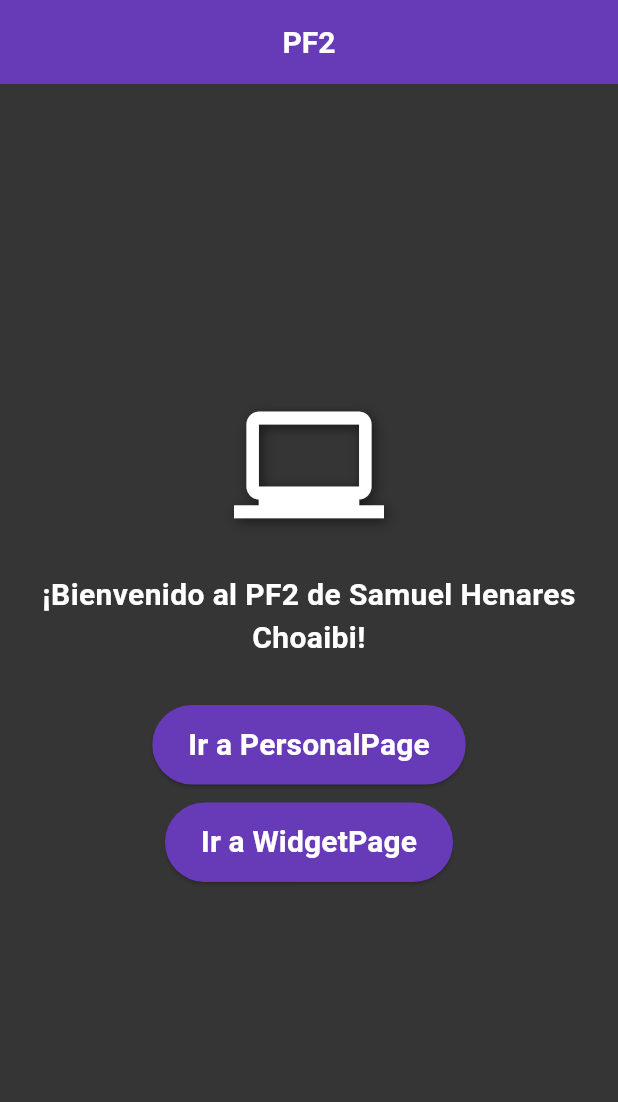
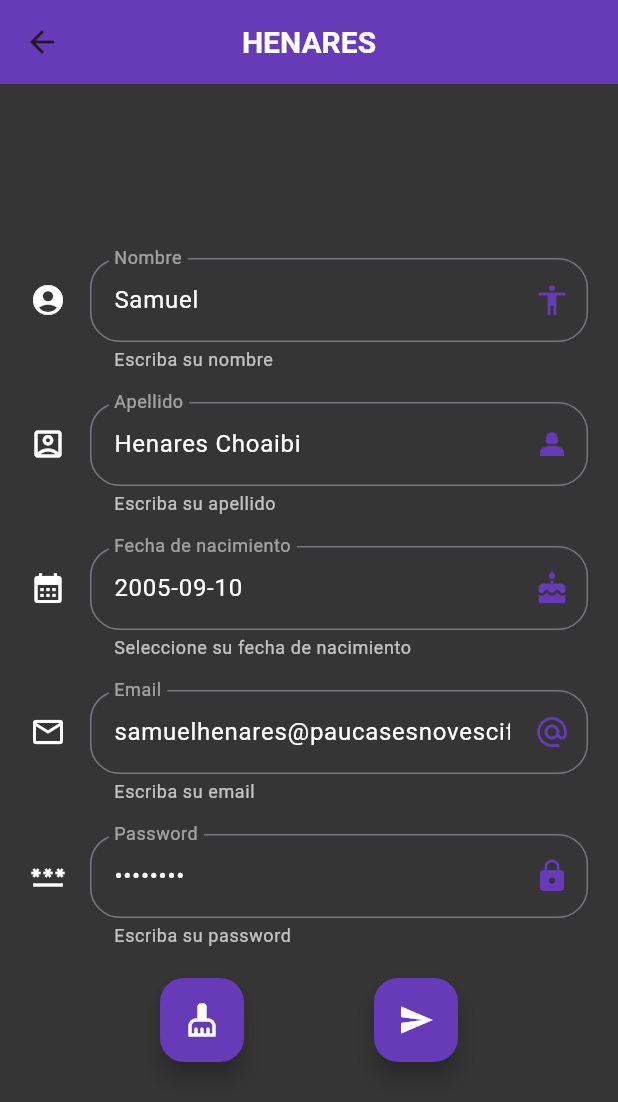
Before and after one commit to SamuelHenaresChoaibi/dmm_pf2, a Flutter app: the screen it shows after launch, after a tap on "Ir a PersonalPage", on a phone screen of 412 x 824 dp. Shown: the top 1102 px of the screen. Run offline on Flutter 3.47's test engine with Material 3 defaults, Android fonts, the phone set to English and light mode, and no system bars.

Commit message:
Clase 'Persona' y clase 'PersonalPage' finalizada. Más adelante se añadirán los comentarios necesarios y si da tiempo, unos extras como animaciones (solo si da tiempo).

```diff
--- a/lib/main.dart
+++ b/lib/main.dart
@@ -1,5 +1,7 @@
 import 'package:flutter/material.dart';
 import 'screens/home_page.dart';
+import 'screens/personal_page.dart';
+import 'routes/routes.dart';
 
 void main() {
   runApp(const PF2());
@@ -12,7 +14,10 @@ class PF2 extends StatelessWidget {
   Widget build(BuildContext context) {
     return MaterialApp(
       debugShowCheckedModeBanner: false,
-      home: HomePage(),
+      routes: {
+        getAppRoutes().keys.first: (context) => HomePage(),
+        getAppRoutes().keys.elementAt(1): (context) => PersonalPage(),
+      },
     );
   }
 }
--- a/lib/models/persona.dart
+++ b/lib/models/persona.dart
@@ -0,0 +1,41 @@
+class Persona {
+  String nombre, apellido, email, password, fechaNacimiento;
+
+  Persona.empty()
+    : nombre = '',
+      apellido = '',
+      email = '',
+      password = '',
+      fechaNacimiento = '';
+
+  Persona(
+    this.nombre,
+    this.apellido,
+    this.fechaNacimiento,
+    this.email,
+    this.password,
+  );
+
+  void setNombre(String nombre) => this.nombre = nombre;
+  void setApellido(String apellido) => this.apellido = apellido;
+  void setFechaNacimiento(String fechaNacimiento) =>
+      this.fechaNacimiento = fechaNacimiento;
+  void setEmail(String email) => this.email = email;
+  void setPassword(String password) => this.password = password;
+
+  String getNombre() => nombre;
+  String getApellido() => apellido;
+  String getFechaNacimiento() => fechaNacimiento;
+  String getEmail() => email;
+  String getPassword() => password;
+
+  @override
+  @override
+  String toString() {
+    return 'Nombre: $getNombre()\n'
+        'Apellido: $getApellido()\n'
+        'Fecha de nacimiento: $getFechaNacimiento()\n'
+        'Email: $getEmail()\n'
+        'Password: $getPassword()\n';
+  }
+}
--- /dev/null
+++ b/lib/routes/routes.dart
@@ -0,0 +1,10 @@
+import 'package:flutter/material.dart';
+import '/screens/home_page.dart';
+import '/screens/personal_page.dart';
+
+Map<String, WidgetBuilder> getAppRoutes() {
+  return {
+    '/': (context) => HomePage(),
+    '/personal': (context) => PersonalPage(),
+  };
+}
--- a/lib/screens/home_page.dart
+++ b/lib/screens/home_page.dart
@@ -1,22 +1,43 @@
+import 'package:dmm_pf2/models/persona.dart';
 import 'package:flutter/material.dart';
 
-class HomePage extends StatelessWidget {
-  HomePage({super.key});
+class HomePage extends StatefulWidget {
+  const HomePage({super.key});
 
+  State<HomePage> createState() => _HomePageState();
+}
+
+class _HomePageState extends State<HomePage> {
   final TextStyle _textStyle = TextStyle(
     fontSize: 20,
     fontWeight: FontWeight.bold,
     color: Colors.white,
   );
+  final Color _screenPrimaryColor = Colors.deepPurple;
+  final Color _backGroundColor = Color.fromARGB(255, 53, 53, 53);
+
+  late Persona _persona;
+
+  @override
+  void initState() {
+    super.initState();
+    DateTime fechaNacimientoPorDefecto = DateTime(2005, 09, 10);
+    _persona = Persona(
+      "Samuel",
+      "Henares Choaibi",
+      '${fechaNacimientoPorDefecto.year}-${fechaNacimientoPorDefecto.month.toString().padLeft(2, '0')}-${fechaNacimientoPorDefecto.day.toString().padLeft(2, '0')}',
+      "samuelhenares@paucasesnovescifp.cat",
+      "1234ABCD",
+    );
+  }
 
   @override
   Widget build(BuildContext context) {
     return Scaffold(
-      backgroundColor: const Color.fromARGB(255, 53, 53, 53),
+      backgroundColor: _backGroundColor,
       appBar: AppBar(
-        title: Text('PF2',
-          style: _textStyle),
-        backgroundColor: Colors.deepPurple,
+        title: Text('PF2', style: _textStyle),
+        backgroundColor: _screenPrimaryColor,
         centerTitle: true,
       ),
       body: Center(
@@ -24,19 +45,8 @@ class HomePage extends StatelessWidget {
           mainAxisSize: MainAxisSize.min,
           mainAxisAlignment: MainAxisAlignment.center,
           children: [
-            const Icon(
-              Icons.laptop_windows,
-              size: 100,
-              color: Colors.white,
-              shadows: [
-                Shadow(
-                  blurRadius: 10.0,
-                  color: Colors.black54,
-                  offset: Offset(2.0, 2.0),
-                ),
-              ],
-            ),
-            const SizedBox(height: 20),
+            _buildFloatingActionButton(context),
+            const SizedBox(height: 100),
             const Text(
               '¡Bienvenido al PF2 de Samuel Henares Choaibi!',
               style: TextStyle(
@@ -50,10 +60,23 @@ class HomePage extends StatelessWidget {
 
             ElevatedButton(
               style: ElevatedButton.styleFrom(
-                backgroundColor: Colors.deepPurple,
-                padding: const EdgeInsets.symmetric(horizontal: 24, vertical: 12),
+                backgroundColor: _screenPrimaryColor,
+                padding: const EdgeInsets.symmetric(
+                  horizontal: 24,
+                  vertical: 12,
+                ),
               ),
-              onPressed: () {
+              onPressed: () async {
+                final result = await Navigator.pushNamed(
+                  context,
+                  '/personal',
+                  arguments: _persona,
+                );
+                if (result != null && result is Persona) {
+                  setState(() {
+                    _persona = result;
+                  });
+                }
               },
               child: Text('Ir a PersonalPage', style: _textStyle),
             ),
@@ -61,15 +84,91 @@ class HomePage extends StatelessWidget {
             const SizedBox(height: 12),
             ElevatedButton(
               style: ElevatedButton.styleFrom(
-                backgroundColor: Colors.deepPurple,
-                padding: const EdgeInsets.symmetric(horizontal: 24, vertical: 12),
+                backgroundColor: _screenPrimaryColor,
+                padding: const EdgeInsets.symmetric(
+                  horizontal: 24,
+                  vertical: 12,
+                ),
               ),
-              onPressed: () {
-              },
+              onPressed: () {},
               child: Text('Ir a WidgetPage', style: _textStyle),
             ),
 
-            const SizedBox(height: 30),
+            const SizedBox(height: 200),
+          ],
+        ),
+      ),
+    );
+  }
+
+  Column _buildFloatingActionButton(BuildContext context) {
+    return Column(
+      children: [
+        ElevatedButton(
+          onPressed: () {
+            showDialog(
+              context: context,
+              builder: (ctx) => _crearInfoDialog(ctx),
+            );
+          },
+          style: ElevatedButton.styleFrom(
+            backgroundColor: _screenPrimaryColor,
+            shape: const CircleBorder(),
+            minimumSize: const Size(140, 140),
+            padding: EdgeInsets.zero,
+          ),
+          child: const Icon(
+            Icons.info_outline,
+            size: 100,
+            color: Colors.white,
+            shadows: [
+              Shadow(
+                blurRadius: 10.0,
+                color: Colors.black54,
+                offset: Offset(2.0, 2.0),
+              ),
+            ],
+          ),
+        ),
+        const SizedBox(height: 8),
+        const Text(
+          'Mostrar información de la persona actual',
+          style: TextStyle(fontSize: 20, color: Colors.white24),
+          textAlign: TextAlign.center,
+        ),
+      ],
+    );
+  }
+
+  Dialog _crearInfoDialog(BuildContext context) {
+    return Dialog(
+      backgroundColor: Colors.white,
+      shape: RoundedRectangleBorder(borderRadius: BorderRadius.circular(20)),
+      child: Padding(
+        padding: const EdgeInsets.all(20),
+        child: Column(
+          mainAxisSize: MainAxisSize.min,
+          children: [
+            const Text(
+              'Información de la persona actual',
+              style: TextStyle(fontSize: 18, fontWeight: FontWeight.bold),
+            ),
+            const SizedBox(height: 20),
+            Text(
+              'Nombre: ${_persona.getNombre()}\n'
+              'Apellido: ${_persona.getApellido()}\n'
+              'Fecha de nacimiento: ${_persona.getFechaNacimiento()}\n'
+              'Email: ${_persona.getEmail()}\n'
+              'Password: ${_persona.getPassword()}\n',
+              textAlign: TextAlign.center,
+            ),
+            const SizedBox(height: 20),
+            ElevatedButton(
+              onPressed: () {
+                Navigator.of(context).pop();
+              },
+              child: const Text('Cerrar'),
+            ),
           ],
         ),
       ),
--- /dev/null
+++ b/lib/screens/personal_page.dart
@@ -0,0 +1,272 @@
+import 'package:flutter/material.dart';
+import 'package:dmm_pf2/models/persona.dart';
+
+class PersonalPage extends StatefulWidget {
+  const PersonalPage({super.key});
+
+  @override
+  State<PersonalPage> createState() => _PersonalPageState();
+}
+
+class _PersonalPageState extends State<PersonalPage> {
+  final TextStyle _textStyle = TextStyle(
+    fontSize: 20,
+    fontWeight: FontWeight.bold,
+    color: Colors.white,
+  );
+  final Color _screenPrimaryColor = Colors.deepPurple;
+  final Color _backgroundColorScreen = Color.fromARGB(255, 53, 53, 53);
+
+  String _nombre = '';
+  String _apellido = '';
+  String _fechaNacimiento = '';
+  String _email = '';
+  String _password = '';
+
+  TextEditingController _inputFieldNombreController = TextEditingController();
+  TextEditingController _inputFieldApellidoController = TextEditingController();
+  TextEditingController _inputFieldFechaController = TextEditingController();
+  TextEditingController _inputFieldMailController = TextEditingController();
+  TextEditingController _inputFieldPasswordController = TextEditingController();
+
+  late Persona _persona;
+  bool _isInit = true;
+
+  @override
+  void initState() {
+    super.initState();
+    _inputFieldNombreController = TextEditingController();
+    _inputFieldApellidoController = TextEditingController();
+    _inputFieldFechaController = TextEditingController();
+    _inputFieldMailController = TextEditingController();
+    _inputFieldPasswordController = TextEditingController();
+  }
+
+  @override
+  void didChangeDependencies() {
+    super.didChangeDependencies();
+    if (_isInit) {
+      final argumento = ModalRoute.of(context)!.settings.arguments;
+
+      if (argumento != null && argumento is Persona) {
+        _persona = argumento;
+        _nombre = _persona.nombre;
+        _apellido = _persona.apellido;
+        _fechaNacimiento = _persona.fechaNacimiento;
+        _email = _persona.email;
+        _password = _persona.password;
+
+        _inputFieldNombreController.text = _nombre;
+        _inputFieldApellidoController.text = _apellido;
+        _inputFieldFechaController.text = _fechaNacimiento;
+        _inputFieldMailController.text = _email;
+        _inputFieldPasswordController.text = _password;
+      }
+      _isInit = false;
+    }
+  }
+
+  @override
+  Widget build(BuildContext context) {
+    return Scaffold(
+      appBar: AppBar(
+        title: Text('HENARES', style: _textStyle),
+        backgroundColor: _screenPrimaryColor,
+        centerTitle: true,
+      ),
+      backgroundColor: _backgroundColorScreen,
+      body: Padding(
+        padding: EdgeInsets.all(20),
+        child: Center(
+          child: ListView(
+            shrinkWrap: true,
+            children: [
+              _crearNombreForm(),
+              SizedBox(height: 20),
+              _crearApellidoCampoForm(),
+              SizedBox(height: 20),
+              _crearFechaNacimientoCampoForm(),
+              SizedBox(height: 20),
+              _crearMailCampoForm(),
+              SizedBox(height: 20),
+              _crearPasswordCampoForm(),
+              SizedBox(height: 20),
+              _crearFilaBotones(),
+            ],
+          ),
+        ),
+      ),
+    );
+  }
+
+  TextField _crearNombreForm() {
+    return TextField(
+      textCapitalization: TextCapitalization.sentences,
+      controller: _inputFieldNombreController,
+      style: TextStyle(color: Colors.white),
+      decoration: InputDecoration(
+        hintText: 'Nombre',
+        labelText: 'Nombre',
+        helperText: 'Escriba su nombre',
+        suffixIcon: Icon(Icons.accessibility, color: _screenPrimaryColor),
+        icon: Icon(Icons.account_circle, color: Colors.white),
+        fillColor: Colors.white,
+        helperStyle: TextStyle(color: Colors.white70),
+        hintStyle: TextStyle(color: Colors.white54),
+        labelStyle: TextStyle(color: Colors.white54),
+        border: OutlineInputBorder(
+          borderRadius: BorderRadius.all(Radius.circular(20.0)),
+        ),
+      ),
+    );
+  }
+
+  TextField _crearApellidoCampoForm() {
+    return TextField(
+      textCapitalization: TextCapitalization.sentences,
+      style: TextStyle(color: Colors.white),
+      controller: _inputFieldApellidoController,
+      decoration: InputDecoration(
+        hintText: 'Apellido',
+        labelText: 'Apellido',
+        helperText: 'Escriba su apellido',
+        suffixIcon: Icon(Icons.person_2, color: _screenPrimaryColor),
+        icon: Icon(Icons.account_box_outlined, color: Colors.white),
+        fillColor: Colors.white,
+        helperStyle: TextStyle(color: Colors.white70),
+        hintStyle: TextStyle(color: Colors.white54),
+        labelStyle: TextStyle(color: Colors.white54),
+        border: OutlineInputBorder(
+          borderRadius: BorderRadius.all(Radius.circular(20.0)),
+        ),
+      ),
+    );
+  }
+
+  Widget _crearFechaNacimientoCampoForm() {
+    return TextField(
+      readOnly: true,
+      controller: _inputFieldFechaController,
+      style: TextStyle(color: Colors.white),
+      decoration: InputDecoration(
+        hintText: 'Fecha de nacimiento',
+        labelText: 'Fecha de nacimiento',
+        helperText: 'Seleccione su fecha de nacimiento',
+        suffixIcon: Icon(Icons.cake, color: _screenPrimaryColor),
+        icon: Icon(Icons.calendar_month, color: Colors.white),
+        helperStyle: TextStyle(color: Colors.white70),
+        hintStyle: TextStyle(color: Colors.white54),
+        labelStyle: TextStyle(color: Colors.white54),
+        border: OutlineInputBorder(
+          borderRadius: BorderRadius.all(Radius.circular(20.0)),
+        ),
+      ),
+      onTap: () {
+        FocusScope.of(context).requestFocus(new FocusNode());
+        _seleccionarFecha(context);
+      },
+    );
+  }
+
+  void _seleccionarFecha(BuildContext context) async {
+    DateTime? picked = await showDatePicker(
+      context: context,
+      initialDate: DateTime.now(),
+      firstDate: DateTime(1900),
+      lastDate: DateTime.now(),
+    );
+    if (picked != null) {
+      setState(() {
+        _fechaNacimiento =
+            '${picked.year}-${picked.month.toString().padLeft(2, '0')}-${picked.day.toString().padLeft(2, '0')}';
+        _inputFieldFechaController.text = _fechaNacimiento;
+      });
+    }
+  }
+
+  TextField _crearMailCampoForm() {
+    return TextField(
+      keyboardType: TextInputType.emailAddress,
+      controller: _inputFieldMailController,
+      style: TextStyle(color: Colors.white),
+      decoration: InputDecoration(
+        hintText: 'Email',
+        labelText: 'Email',
+        helperText: 'Escriba su email',
+        suffixIcon: Icon(Icons.alternate_email, color: _screenPrimaryColor),
+        icon: Icon(Icons.email_outlined, color: Colors.white),
+        fillColor: Colors.white,
+        helperStyle: TextStyle(color: Colors.white70),
+        hintStyle: TextStyle(color: Colors.white54),
+        labelStyle: TextStyle(color: Colors.white54),
+        border: OutlineInputBorder(
+          borderRadius: BorderRadius.all(Radius.circular(20.0)),
+        ),
+      ),
+    );
+  }
+
+  TextField _crearPasswordCampoForm() {
+    return TextField(
+      obscureText: true,
+      style: TextStyle(color: Colors.white),
+      controller: _inputFieldPasswordController,
+      decoration: InputDecoration(
+        hintText: 'Password',
+        labelText: 'Password',
+        helperText: 'Escriba su password',
+        suffixIcon: Icon(Icons.lock, color: _screenPrimaryColor),
+        icon: Icon(Icons.password_outlined, color: Colors.white),
+        fillColor: Colors.white,
+        helperStyle: TextStyle(color: Colors.white70),
+        hintStyle: TextStyle(color: Colors.white54),
+        labelStyle: TextStyle(color: Colors.white54),
+        border: OutlineInputBorder(
+          borderRadius: BorderRadius.all(Radius.circular(20.0)),
+        ),
+      ),
+    );
+  }
+
+  FloatingActionButton _crearBotonEnviar() {
+    return FloatingActionButton(
+      heroTag: null,
+      backgroundColor: _screenPrimaryColor,
+      onPressed: () {
+        final Persona personaResultado = Persona(
+          _inputFieldNombreController.text,
+          _inputFieldApellidoController.text,
+          _inputFieldFechaController.text,
+          _inputFieldMailController.text,
+          _inputFieldPasswordController.text,
+        );
+        Navigator.pop(context, personaResultado);
+      },
+      child: Icon(Icons.send, color: Colors.white),
+    );
+  }
+
+  FloatingActionButton _crearBotonLimpiar() {
+    return FloatingActionButton(
+      heroTag: null,
+      backgroundColor: _screenPrimaryColor,
+      onPressed: () {
+        setState(() {
+          _inputFieldNombreController.clear();
+          _inputFieldApellidoController.clear();
+          _inputFieldFechaController.clear();
+          _inputFieldMailController.clear();
+          _inputFieldPasswordController.clear();
+        });
+      },
+      child: Icon(Icons.cleaning_services, color: Colors.white),
+    );
+  }
+
+  Row _crearFilaBotones() {
+    return Row(
+      mainAxisAlignment: MainAxisAlignment.spaceEvenly,
+      children: [_crearBotonLimpiar(), _crearBotonEnviar()],
+    );
+  }
+}
```
